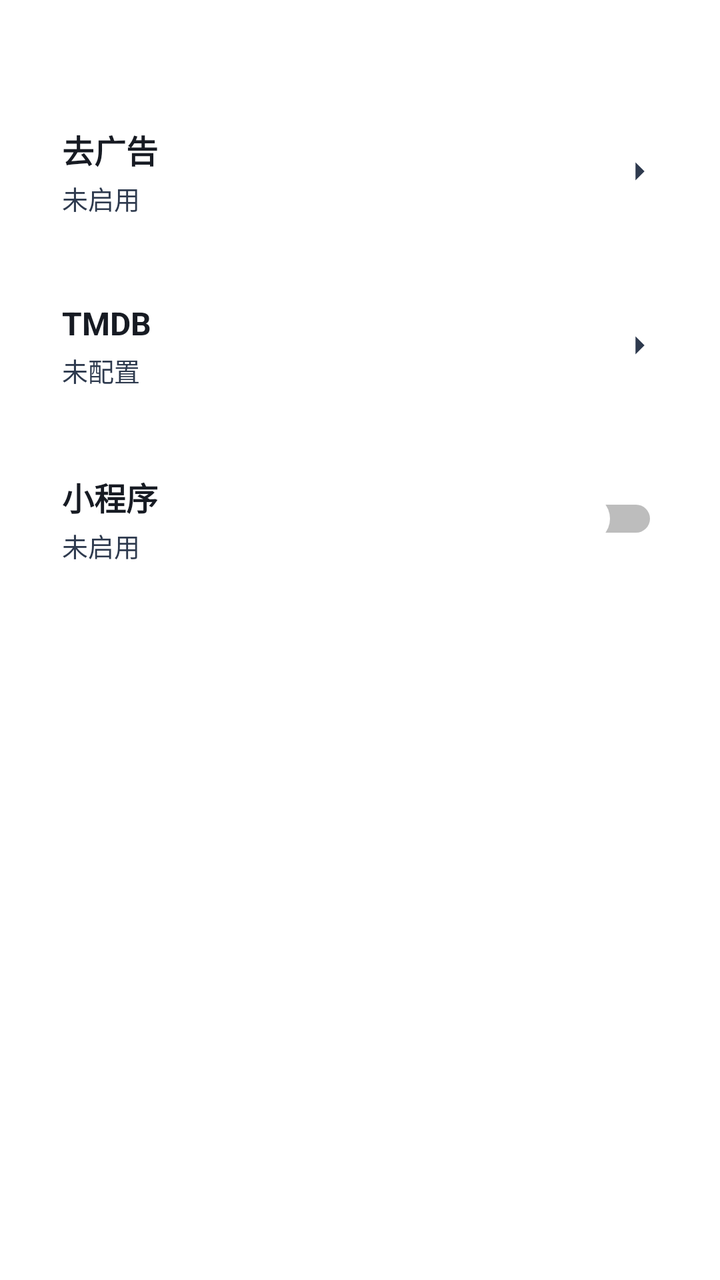
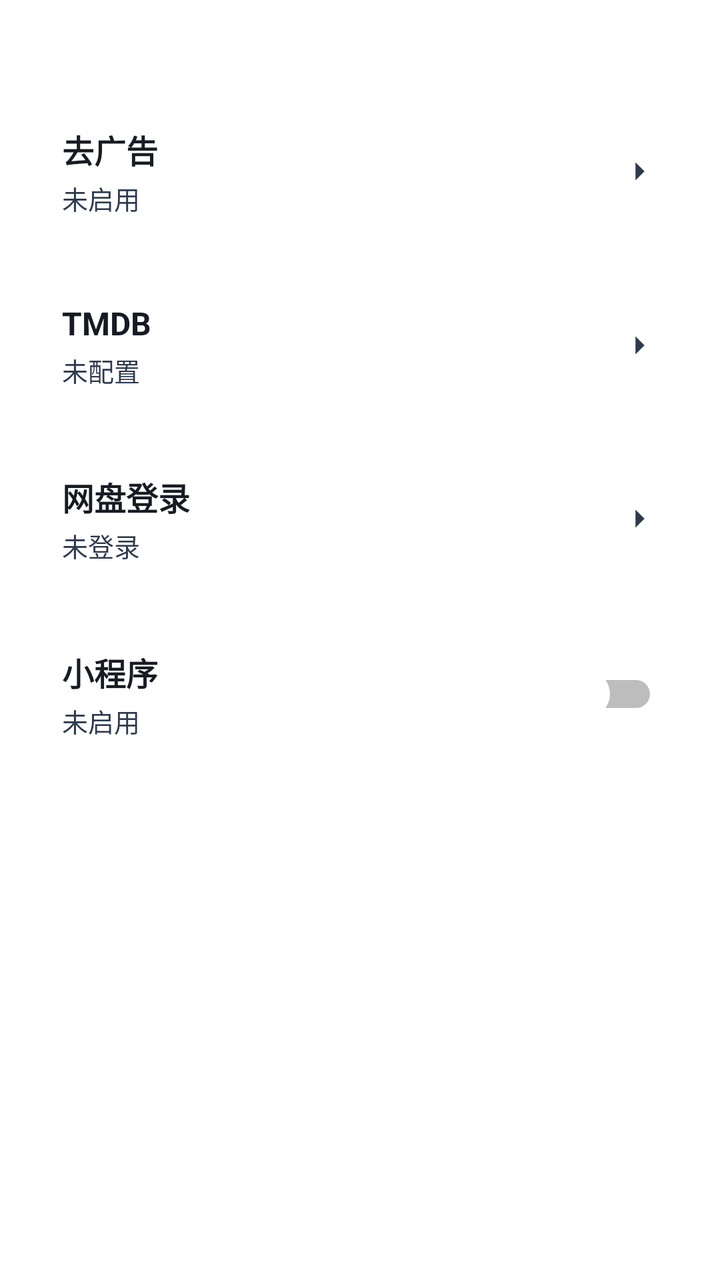

Two renders of the same Android screen: before a commit and after it. Below are the layout's source before the change and the commit's diff.
<!-- AndroidManifest.xml: another module's application theme Theme.App -->
<!-- res/layout/activity_features.xml -->
<?xml version="1.0" encoding="utf-8"?>
<LinearLayout xmlns:android="http://schemas.android.com/apk/res/android"
    android:layout_width="match_parent"
    android:layout_height="match_parent"
    android:fitsSystemWindows="true"
    android:orientation="vertical">

    <LinearLayout
        android:layout_width="match_parent"
        android:layout_height="match_parent"
        android:orientation="vertical"
        android:paddingLeft="16dp"
        android:paddingRight="16dp"
        android:paddingTop="48dp">

                <LinearLayout
            android:id="@+id/card_adblock"
            android:layout_width="match_parent"
            android:layout_height="wrap_content"
            android:layout_marginBottom="12dp"
            android:background="@drawable/xc_setcard_v2"
            android:clickable="true"
            android:focusable="true"
            android:foreground="?attr/selectableItemBackground"
            android:gravity="center_vertical"
            android:minHeight="64dp"
            android:orientation="horizontal"
            android:padding="15dp">
            <LinearLayout
                android:layout_width="0dp"
                android:layout_height="wrap_content"
                android:layout_weight="1"
                android:orientation="vertical">
                <TextView
                    android:layout_width="wrap_content"
                    android:layout_height="wrap_content"
                    android:text="去广告"
                    android:textColor="#171B23"
                    android:textSize="16sp"
                    android:textStyle="bold" />
                <TextView
                    android:id="@+id/tv_adblock_sub"
                    android:layout_width="wrap_content"
                    android:layout_height="wrap_content"
                    android:layout_marginTop="3dp"
                    android:text="未启用"
                    android:textColor="#2E3A4E"
                    android:textSize="13sp"
                    android:singleLine="true"
                    android:ellipsize="end" />
            </LinearLayout>
            <ImageView
                android:layout_width="18dp"
                android:layout_height="18dp"
                android:src="@drawable/ic_chev_v2" />
        </LinearLayout>

        <LinearLayout
            android:id="@+id/card_tmdb"
            android:layout_width="match_parent"
            android:layout_height="wrap_content"
            android:layout_marginBottom="12dp"
            android:background="@drawable/xc_setcard_v2"
            android:clickable="true"
            android:focusable="true"
            android:foreground="?attr/selectableItemBackground"
            android:gravity="center_vertical"
            android:minHeight="64dp"
            android:orientation="horizontal"
            android:padding="15dp">
            <LinearLayout
                android:layout_width="0dp"
                android:layout_height="wrap_content"
                android:layout_weight="1"
                android:orientation="vertical">
                <TextView
                    android:layout_width="wrap_content"
                    android:layout_height="wrap_content"
                    android:text="TMDB"
                    android:textColor="#171B23"
                    android:textSize="16sp"
                    android:textStyle="bold" />
                <TextView
                    android:id="@+id/tv_tmdb_sub"
                    android:layout_width="wrap_content"
                    android:layout_height="wrap_content"
                    android:layout_marginTop="3dp"
                    android:text="未配置"
                    android:textColor="#2E3A4E"
                    android:textSize="13sp"
                    android:singleLine="true"
                    android:ellipsize="end" />
            </LinearLayout>
            <ImageView
                android:layout_width="18dp"
                android:layout_height="18dp"
                android:src="@drawable/ic_chev_v2" />
        </LinearLayout>


        <LinearLayout
            android:id="@+id/card_miniapp"
            android:layout_width="match_parent"
            android:layout_height="wrap_content"
            android:layout_marginBottom="12dp"
            android:background="@drawable/xc_setcard_v2"
            android:clickable="true"
            android:focusable="true"
            android:foreground="?attr/selectableItemBackground"
            android:gravity="center_vertical"
            android:minHeight="64dp"
            android:orientation="horizontal"
            android:padding="15dp">
            <LinearLayout
                android:layout_width="0dp"
                android:layout_height="wrap_content"
                android:layout_weight="1"
                android:orientation="vertical">
                <TextView
                    android:layout_width="wrap_content"
                    android:layout_height="wrap_content"
                    android:text="小程序"
                    android:textColor="#171B23"
                    android:textSize="16sp"
                    android:textStyle="bold" />
                <TextView
                    android:id="@+id/tv_miniapp_sub"
                    android:layout_width="wrap_content"
                    android:layout_height="wrap_content"
                    android:layout_marginTop="3dp"
                    android:text="未启用"
                    android:textColor="#2E3A4E"
                    android:textSize="13sp"
                    android:singleLine="true"
                    android:ellipsize="end" />
            </LinearLayout>
            <Switch
                android:id="@+id/sw_miniapp"
                android:layout_width="wrap_content"
                android:layout_height="wrap_content"
                android:thumb="@drawable/xc_switch_thumb" />
        </LinearLayout>

    </LinearLayout>
</LinearLayout>
<!-- resources referenced by this layout -->
<resources>
  <!-- drawable ic_chev_v2 (drawable) -->
  <?xml version="1.0" encoding="utf-8"?>
  <vector xmlns:android="http://schemas.android.com/apk/res/android"
      android:width="18dp"
      android:height="18dp"
      android:viewportWidth="24"
      android:viewportHeight="24">
      <path
          android:fillColor="#2E3A4E"
          android:pathData="M9,6l6,6l-6,6" />
  </vector>
  <!-- drawable xc_setcard_v2 (drawable) -->
  <?xml version="1.0" encoding="utf-8"?>
  <shape xmlns:android="http://schemas.android.com/apk/res/android" android:shape="rectangle">
      <corners android:radius="10dp" />
      <solid android:color="#57FFFFFF" />
      <stroke android:width="1dp" android:color="#61FFFFFF" />
  </shape>
  <!-- drawable xc_switch_thumb (drawable) -->
  <?xml version="1.0" encoding="utf-8"?>
  <selector xmlns:android="http://schemas.android.com/apk/res/android">
      <item android:state_checked="true">
          <shape android:shape="oval">
              <solid android:color="#f0a400" />
              <size android:width="24dp" android:height="24dp" />
          </shape>
      </item>
      <item>
          <shape android:shape="oval">
              <solid android:color="#FFFFFF" />
              <size android:width="24dp" android:height="24dp" />
          </shape>
      </item>
  </selector>
  <style name="Theme.App" parent="Theme.XingChen">
          <item name="android:windowDisablePreview">true</item>
          <item name="android:windowSplashScreenBackground">#000000</item>
          <item name="android:windowBackground">#000000</item>
      </style>
  <style name="Theme.XingChen" parent="Theme.Material3.DayNight.NoActionBar">
          <item name="android:windowBackground">@android:color/transparent</item>
                <item name="android:colorBackground">@android:color/transparent</item>
          <item name="colorPrimary">#f0a400</item>
          <item name="colorPrimaryVariant">#c07f00</item>
          <item name="colorOnPrimary">@android:color/white</item>
      </style>
</resources>

<!-- the commit's change to res/layout/activity_features.xml (unified diff, before → after) -->
@@ -99,6 +99,49 @@
 
 
         <LinearLayout
+            android:id="@+id/card_panlogin"
+            android:layout_width="match_parent"
+            android:layout_height="wrap_content"
+            android:layout_marginBottom="12dp"
+            android:background="@drawable/xc_setcard_v2"
+            android:clickable="true"
+            android:focusable="true"
+            android:foreground="?attr/selectableItemBackground"
+            android:gravity="center_vertical"
+            android:minHeight="64dp"
+            android:orientation="horizontal"
+            android:padding="15dp">
+            <LinearLayout
+                android:layout_width="0dp"
+                android:layout_height="wrap_content"
+                android:layout_weight="1"
+                android:orientation="vertical">
+                <TextView
+                    android:layout_width="wrap_content"
+                    android:layout_height="wrap_content"
+                    android:text="网盘登录"
+                    android:textColor="#171B23"
+                    android:textSize="16sp"
+                    android:textStyle="bold" />
+                <TextView
+                    android:id="@+id/tv_panlogin_sub"
+                    android:layout_width="wrap_content"
+                    android:layout_height="wrap_content"
+                    android:layout_marginTop="3dp"
+                    android:text="未登录"
+                    android:textColor="#2E3A4E"
+                    android:textSize="13sp"
+                    android:singleLine="true"
+                    android:ellipsize="end" />
+            </LinearLayout>
+            <ImageView
+                android:layout_width="18dp"
+                android:layout_height="18dp"
+                android:src="@drawable/ic_chev_v2" />
+        </LinearLayout>
+
+
+        <LinearLayout
             android:id="@+id/card_miniapp"
             android:layout_width="match_parent"
             android:layout_height="wrap_content"
